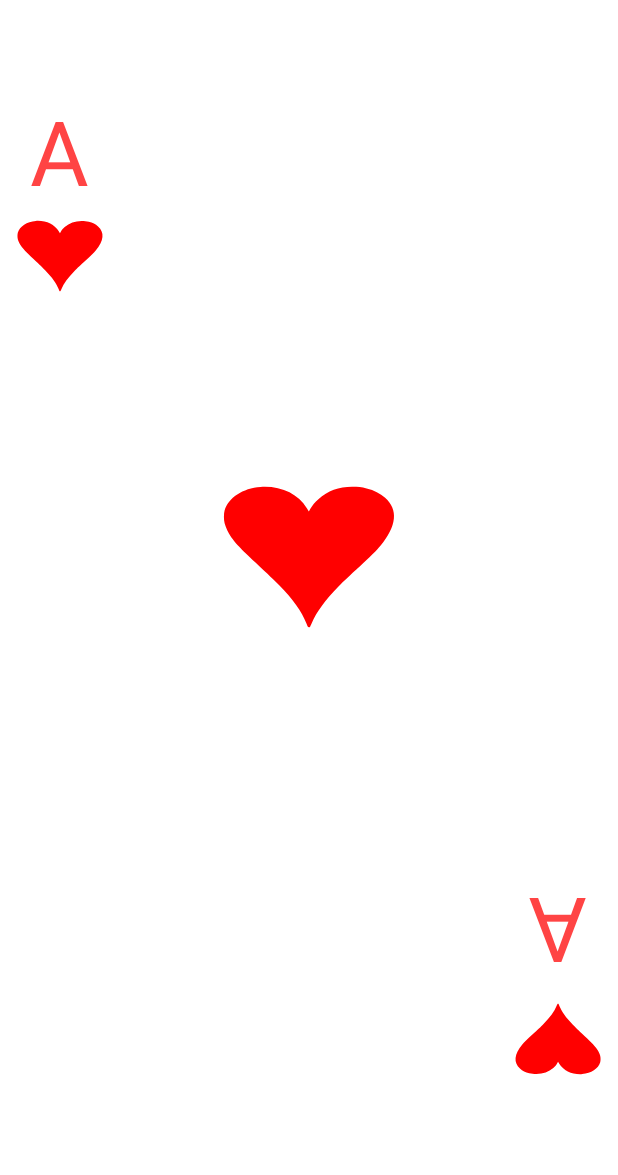
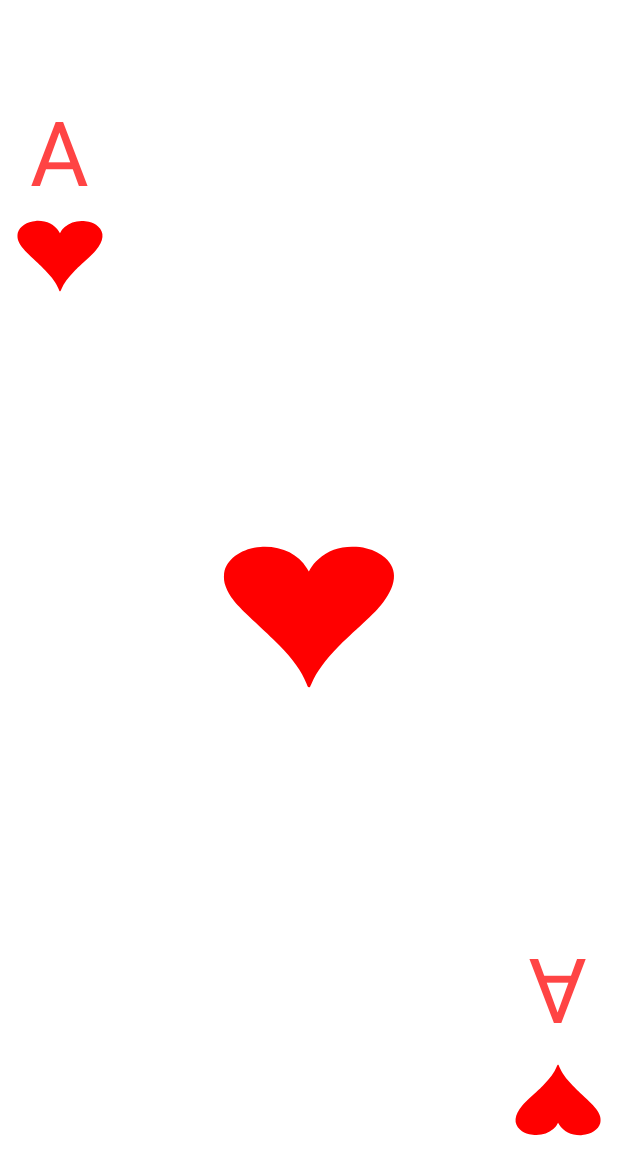
Before and after one commit to ChapmanCPSC356Fall2017/card-stack-harna100, an Android app: the layout ll_card.xml on its own in the app's theme, with its tools: preview values and no code run, on a phone screen of 412 x 824 dp. Shown: the top 1175 px of the screen. Run offline under Robolectric (Android 15) with nearby library versions, the phone set to English and light mode, and no system bars.

```diff
--- a/app/src/main/res/layout/ll_card.xml
+++ b/app/src/main/res/layout/ll_card.xml
@@ -27,10 +27,10 @@
 
     </LinearLayout>
 
-    <!--<Space
+    <Space
         android:layout_width="wrap_content"
         android:layout_height="0dp"
-        android:layout_weight="5"/>-->
+        android:layout_weight="5"/>
 
     <ImageView
         android:layout_width="120dp"
```
